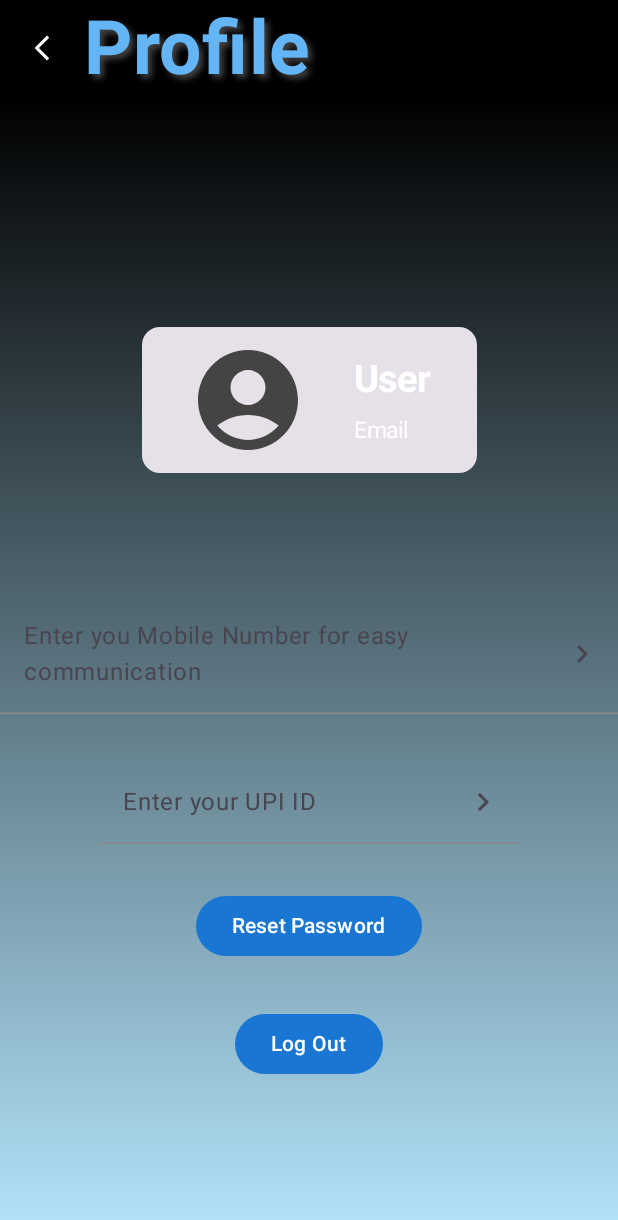
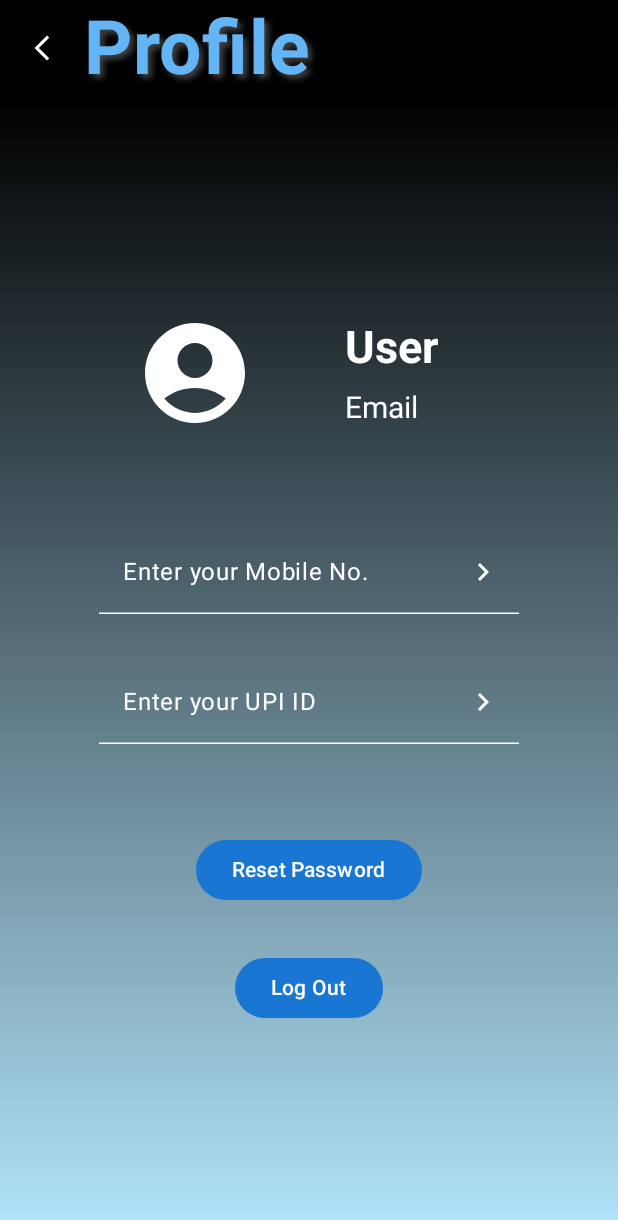
Before and after one commit to Eyepatchxy/X-Step, an Android app built with Jetpack Compose: the PostATrip screen opened through its navigation route, after a tap on "Profile", on a phone screen of 412 x 824 dp. Shown: the top 1220 px of the screen. Run offline under Robolectric (Android 15) with nearby library versions, the phone set to English and light mode, and no system bars; our stand-ins replace Firebase (no records; nobody signed in at launch, a user with empty details on screens opened directly).

Commit message:
UI Optimizations

```diff
--- a/app/src/main/java/com/service/x_step/data_classes/MainActivity.kt
+++ b/app/src/main/java/com/service/x_step/data_classes/MainActivity.kt
@@ -49,9 +49,10 @@ class MainActivity : ComponentActivity() {
                     composable("profile") { Profile(navController) }
                     composable("editprofile") { EditProfile(navController) }
 //                    composable("history") { HistoryScreen(navController) }
-                    composable("youractivity"){ YourActivity(navController) }
 //                    composable("yourpostedtrips") { TripHistory(navController) }
 //                    composable("yourpostedrequests") { RequestHistory(navController) }
+                    composable("youractivity"){ YourActivity(navController) }
+
                     composable("tripDetail/{tripId}") { backStackEntry ->
                         val tripId = backStackEntry.arguments?.getString("tripId") ?: ""
                         TripDetails( tripId = tripId, navController = navController)
--- a/app/src/main/java/com/service/x_step/ui/screens/Functions.kt
+++ b/app/src/main/java/com/service/x_step/ui/screens/Functions.kt
@@ -5,6 +5,7 @@ import android.app.TimePickerDialog
 import android.os.Build
 import android.util.Log
 import androidx.annotation.RequiresApi
+import androidx.compose.foundation.background
 import androidx.compose.foundation.clickable
 import androidx.compose.foundation.layout.Box
 import androidx.compose.foundation.layout.Row
@@ -20,7 +21,9 @@ import androidx.compose.material3.ExposedDropdownMenuBox
 import androidx.compose.material3.ExposedDropdownMenuDefaults
 import androidx.compose.material3.Icon
 import androidx.compose.material3.IconButton
+import androidx.compose.material3.MaterialTheme
 import androidx.compose.material3.Switch
+import androidx.compose.material3.SwitchDefaults
 import androidx.compose.material3.Text
 import androidx.compose.material3.TextField
 import androidx.compose.material3.TextFieldDefaults
@@ -107,6 +110,7 @@ fun enterTextField(
         trailingIcon = {
             Icon(imageVector = Icons.Default.ChevronRight,
                 contentDescription = "Submit",
+                tint = Color.White,
                 modifier = Modifier.clickable{
                     if (userId != null) {
                         FirebaseFirestore.getInstance().collection("user").document(userId)
@@ -119,11 +123,16 @@ fun enterTextField(
                 }
             )
         },
-        colors = TextFieldDefaults.textFieldColors(
-            containerColor = Color.Transparent,
-            focusedIndicatorColor = Color.DarkGray,
-            unfocusedIndicatorColor = Color.Gray,
-            disabledIndicatorColor = Color.LightGray
+        colors = TextFieldDefaults.colors(
+            focusedContainerColor = Color.Transparent,
+            focusedIndicatorColor = Color.White,
+            focusedLabelColor = Color.White,
+            unfocusedContainerColor = Color.Transparent,
+            unfocusedIndicatorColor = Color.White,
+            unfocusedLabelColor = Color.White,
+            disabledContainerColor = Color.Transparent,
+            disabledIndicatorColor = Color.LightGray,
+            disabledLabelColor = Color.LightGray
         )
     )
 }
@@ -138,12 +147,12 @@ fun underlinedFormField(
     TextField(
         value = value,
         onValueChange = onValueChange,
-        label = { Text(label) },
+        label = { Text( text = label, style = MaterialTheme.typography.bodySmall ) },
         colors = TextFieldDefaults.textFieldColors(
             containerColor = Color.Transparent,
-            focusedIndicatorColor = Color.DarkGray,
-            unfocusedIndicatorColor = Color.DarkGray,
-            disabledIndicatorColor = Color.LightGray
+            focusedIndicatorColor = Color.White,
+            unfocusedIndicatorColor = Color.LightGray,
+            disabledIndicatorColor = Color.Gray
         )
     )
 }
@@ -207,11 +216,15 @@ fun DatePickerField(selectedDate: String, onDateSelected: (String) -> Unit) {
             label = { Text("Select Date") },
             enabled = false,
             colors = TextFieldDefaults.colors(
+                focusedContainerColor = Color.Transparent,
+                focusedIndicatorColor = Color.White,
+                focusedLabelColor = Color.White,
+                unfocusedContainerColor = Color.Transparent,
+                unfocusedIndicatorColor = Color.White,
+                unfocusedLabelColor = Color.White,
                 disabledContainerColor = Color.Transparent,
-                focusedIndicatorColor = Color.DarkGray,
-                disabledIndicatorColor = Color.DarkGray,
-                disabledLabelColor = Color.Gray,
-                disabledTextColor = Color.Black,
+                disabledIndicatorColor = Color.LightGray,
+                disabledLabelColor = Color.LightGray
             )
         )
     }
@@ -250,11 +263,15 @@ fun TimePickerField(
             enabled = false,
             label = { Text(label) },
             colors = TextFieldDefaults.colors(
+                focusedContainerColor = Color.Transparent,
+                focusedIndicatorColor = Color.White,
+                focusedLabelColor = Color.White,
+                unfocusedContainerColor = Color.Transparent,
+                unfocusedIndicatorColor = Color.White,
+                unfocusedLabelColor = Color.White,
                 disabledContainerColor = Color.Transparent,
-                focusedIndicatorColor = Color.DarkGray,
-                disabledIndicatorColor = Color.DarkGray,
-                disabledLabelColor = Color.Gray,
-                disabledTextColor = Color.Black
+                disabledIndicatorColor = Color.LightGray,
+                disabledLabelColor = Color.LightGray
             )
         )
     }
@@ -272,8 +289,7 @@ fun DropdownMenuField(
 
     ExposedDropdownMenuBox(
         expanded = expanded,
-        onExpandedChange = { expanded = !expanded },
-        //tint = Color.Transparent
+        onExpandedChange = { expanded = !expanded }
     ) {
         TextField(
             value = selectedOption,
@@ -286,22 +302,26 @@ fun DropdownMenuField(
             modifier = Modifier.menuAnchor(),
             colors = TextFieldDefaults.colors(
                 focusedContainerColor = Color.Transparent,
+                focusedIndicatorColor = Color.White,
+                focusedLabelColor = Color.White,
                 unfocusedContainerColor = Color.Transparent,
+                unfocusedIndicatorColor = Color.White,
+                unfocusedLabelColor = Color.White,
                 disabledContainerColor = Color.Transparent,
-                focusedIndicatorColor = Color.DarkGray,
-                unfocusedIndicatorColor = Color.Gray,
-                disabledIndicatorColor = Color.Gray,
-                focusedLabelColor = Color.DarkGray,
-                unfocusedLabelColor = Color.Gray,
+                disabledIndicatorColor = Color.LightGray,
+                disabledLabelColor = Color.LightGray
             )
         )
 
         ExposedDropdownMenu(
             expanded = expanded,
-            onDismissRequest = { expanded = false }
+            onDismissRequest = { expanded = false },
+            modifier = Modifier
+                .background(color = Color.Transparent)
         ) {
             options.forEach { option ->
                 DropdownMenuItem(
+                    modifier = Modifier.background(Color.Transparent),
                     text = { Text(option) },
                     onClick = {
                         onOptionSelected(option)
@@ -326,13 +346,22 @@ fun toggleSwitch(
     ) {
         Text(
             text = label,
+            style = MaterialTheme.typography.bodySmall
         )
 
         Spacer(modifier = Modifier.weight(1f))
 
         Switch(
             checked = checked,
-            onCheckedChange = onCheckedChange
+            onCheckedChange = onCheckedChange,
+            colors = SwitchDefaults.colors(
+                checkedThumbColor = Color.Black,                       // circle color when ON
+                checkedTrackColor = Color.White,                       // background track when ON
+                uncheckedThumbColor = Color.Black,                     // circle color when OFF
+                uncheckedTrackColor = Color.White,                     // background track when OFF
+                checkedBorderColor = Color.Transparent,                // border when ON
+                uncheckedBorderColor = Color.Transparent
+            )
         )
     }
 }
--- a/app/src/main/java/com/service/x_step/ui/screens/Post a Trip Screen.kt
+++ b/app/src/main/java/com/service/x_step/ui/screens/Post a Trip Screen.kt
@@ -148,30 +148,34 @@ fun PostATrip(navController: NavController) {
                 thickness = 2.dp
             )
 
-            Spacer(modifier = Modifier.padding(15.dp))
+//            Spacer(modifier = Modifier.padding(15.dp))
 
             //Icon
 
+            Column(
+                modifier = Modifier.padding(30.dp)
+            ) {
 
                 Card(
                     modifier = Modifier
-                    .padding(16.dp)
-                    .shadow(4.dp),
-                colors = CardDefaults.cardColors(containerColor = Color.White),
+
+                        .padding(16.dp),
+                    colors = CardDefaults.cardColors(containerColor = Color.Transparent),
 
                     ) {
                     Column(
                         modifier = Modifier
-                        .padding(15.dp)
-                        .width(300.dp),
-                    verticalArrangement = Arrangement.spacedBy(12.dp)
+//                        .width(300.dp)
+                            .padding(15.dp),
+                        verticalArrangement = Arrangement.spacedBy(12.dp),
                     ) {
                         //Spacer(modifier = Modifier.padding(1.dp))
 
-                    Text("Trip Details :",
+                        Text(
+                            "Trip Details :",
                             fontFamily = FontFamily.SansSerif,
-                        fontSize = 23.sp,
-                        fontWeight = FontWeight.Bold
+                            fontWeight = FontWeight.Bold,
+                            style = MaterialTheme.typography.bodyMedium
                         )
 
                         Spacer(modifier = Modifier.padding(1.dp))
@@ -207,6 +211,8 @@ fun PostATrip(navController: NavController) {
                             onOptionSelected = { itemSize = it }
                         )
 
+                        underlinedFormField(notes, { notes = it }, "Description (Optional)")
+
                         /*toggleSwitch(
                         label = "Is this a return trip?",
                         checked = roundTrip,
@@ -220,8 +226,8 @@ fun PostATrip(navController: NavController) {
                         )
 
 
-                    if (show){
-                        underlinedFormField(tempUpiId, {tempUpiId = it}, "Temporary UPI Id")
+                        if (show) {
+                            underlinedFormField(tempUpiId, { tempUpiId = it }, "Temporary UPI Id")
                         }
 
                         /*
@@ -233,8 +239,6 @@ fun PostATrip(navController: NavController) {
                     */
 
                         //underlinedFormField(allowedItems, { allowedItems = it }, "Item Restrictions (Optional)")
-
-                    underlinedFormField(notes, { notes = it }, "Description (Optional)")
 
                         Spacer(modifier = Modifier.padding(15.dp))
 
@@ -267,10 +271,9 @@ fun PostATrip(navController: NavController) {
                                     else -> itemSize
                                 }
 
-                            if (show){
+                                if (show) {
                                     tripUpiId = tempUpiId
-                            }
-                            else{
+                                } else {
                                     tripUpiId = permUpiId
                                 }
 
@@ -316,7 +319,7 @@ fun PostATrip(navController: NavController) {
                         }
                     }
                 }
-
             }
         }
     }
+}
--- a/app/src/main/java/com/service/x_step/ui/screens/Posted Requests.kt
+++ b/app/src/main/java/com/service/x_step/ui/screens/Posted Requests.kt
@@ -100,8 +100,7 @@ fun RequestHistory( navController: NavController ) {
         Column (
             modifier = Modifier
                 .fillMaxSize()
-                .padding(16.dp)
-                .background(backGradient),
+                .padding(16.dp),
             horizontalAlignment = Alignment.CenterHorizontally,
             verticalArrangement = Arrangement.Center
         ) {
--- a/app/src/main/java/com/service/x_step/ui/screens/Posted Trips.kt
+++ b/app/src/main/java/com/service/x_step/ui/screens/Posted Trips.kt
@@ -101,8 +101,7 @@ fun TripHistory(navController: NavController){
         Column(
             modifier = Modifier
                 .fillMaxSize()
-                .padding(16.dp)
-                .background(backGradient),
+                .padding(16.dp),
             horizontalAlignment = Alignment.CenterHorizontally,
             verticalArrangement = Arrangement.Center
         ) {
--- a/app/src/main/java/com/service/x_step/ui/screens/Profile.kt
+++ b/app/src/main/java/com/service/x_step/ui/screens/Profile.kt
@@ -21,6 +21,7 @@ import androidx.compose.material.icons.filled.ArrowBackIosNew
 import androidx.compose.material.icons.filled.Cottage
 import androidx.compose.material3.Button
 import androidx.compose.material3.Card
+import androidx.compose.material3.CardDefaults
 import androidx.compose.material3.ExperimentalMaterial3Api
 import androidx.compose.material3.HorizontalDivider
 import androidx.compose.material3.Icon
@@ -40,6 +41,7 @@ import androidx.compose.runtime.setValue
 import androidx.compose.ui.Alignment
 import androidx.compose.ui.Modifier
 import androidx.compose.ui.graphics.Color
+import androidx.compose.ui.input.pointer.motionEventSpy
 import androidx.compose.ui.res.colorResource
 import androidx.compose.ui.unit.dp
 import androidx.compose.ui.window.isPopupLayout
@@ -125,8 +127,10 @@ fun Profile(navController: NavController){
                 .padding(innerpadding)
                 .background(backGradient),
             horizontalAlignment = Alignment.CenterHorizontally,
-            verticalArrangement = Arrangement.Center
+            verticalArrangement = Arrangement.Top
         ) {
+
+            Spacer( modifier = Modifier.padding(40.dp) )
 
             Card (
                 modifier = Modifier
@@ -134,21 +138,21 @@ fun Profile(navController: NavController){
                     .clickable {
 
                     },
+                colors = CardDefaults.cardColors(Color.Transparent)
                 ) {
                 Row (
                     verticalAlignment = Alignment.CenterVertically
                 ){
-                    Spacer(modifier = Modifier.padding(15.dp))
 
                     Icon(
                         imageVector = Icons.Default.AccountCircle,
                         contentDescription = "Profile Picture",
                         modifier = Modifier
                             .size(80.dp),
-                        tint = Color.DarkGray
+                        tint = Color.White
                     )
 
-                    Spacer(modifier = Modifier.padding(15.dp))
+                    Spacer(modifier = Modifier.padding(30.dp))
 
                     Column {
 
@@ -174,13 +178,12 @@ fun Profile(navController: NavController){
                 }
             }
 
-            Spacer(modifier = Modifier.padding(15.dp))
 
             if ( savedmobile == "" ){
                 enterTextField(
                     value = inputmobile,
                     onValueChange = { inputmobile = it },
-                    label = "Enter you Mobile Number for easy communication",
+                    label = "Enter your Mobile No.",
                     field = "mobile",
                     onSuccess = { updated ->
                         savedmobile = updated
@@ -236,7 +239,7 @@ fun Profile(navController: NavController){
                 }
             }
 
-            Spacer(modifier = Modifier.padding(15.dp))
+            Spacer(modifier = Modifier.padding(30.dp))
 
             Button(
                 onClick = { navController.navigate("forgot") }
--- a/app/src/main/java/com/service/x_step/ui/screens/Request List.kt
+++ b/app/src/main/java/com/service/x_step/ui/screens/Request List.kt
@@ -89,7 +89,7 @@ fun RequestList(
 
                 navigationIcon = {
                     IconButton(
-                        onClick = { navController.navigate("yourpostedtrips") }
+                        onClick = { navController.navigate("youractivity") }
                     ) {
                         Icon(
                             imageVector = Icons.Default.ArrowBackIos,
--- a/app/src/main/java/com/service/x_step/ui/screens/Trip List Screen.kt
+++ b/app/src/main/java/com/service/x_step/ui/screens/Trip List Screen.kt
@@ -66,7 +66,7 @@ fun TripListScreen(navController: NavController) {
                     containerColor = scafColor
                 ),
                 title = { Text(
-                    text = "Trip",
+                    text = "TripList",
                     style = MaterialTheme.typography.titleLarge) },
 
                 actions = {
@@ -99,7 +99,8 @@ fun TripListScreen(navController: NavController) {
         floatingActionButton = {
             FloatingActionButton(
                 onClick = { navController.navigate("postatrip")},
-                containerColor = Color.White
+                containerColor = Color.White,
+                modifier = Modifier.padding(15.dp)
             ) {
                 Icon(
                     imageVector = Icons.Default.Add,
--- a/app/src/main/java/com/service/x_step/ui/theme/Type.kt
+++ b/app/src/main/java/com/service/x_step/ui/theme/Type.kt
@@ -34,12 +34,12 @@ val Typography = Typography(
     ),
 
     bodyMedium = TextStyle(
-        fontSize = 25.sp,
+        fontSize = 30.sp,
         fontWeight = FontWeight.Bold,
         color = Color.White
     ),
     bodySmall = TextStyle(
-        fontSize = 15.sp,
+        fontSize = 20.sp,
         color = Color.White
     )
 
```
Also changed, not shown: app/src/main/java/com/service/x_step/ui/screens/Post Request.kt (+17 -6 lines), app/src/main/java/com/service/x_step/ui/screens/Request Details.kt (+19 -15 lines), app/src/main/java/com/service/x_step/ui/screens/YourActivity.kt (+7 -5 lines). Lines whose indentation alone changed are shown as unchanged.
